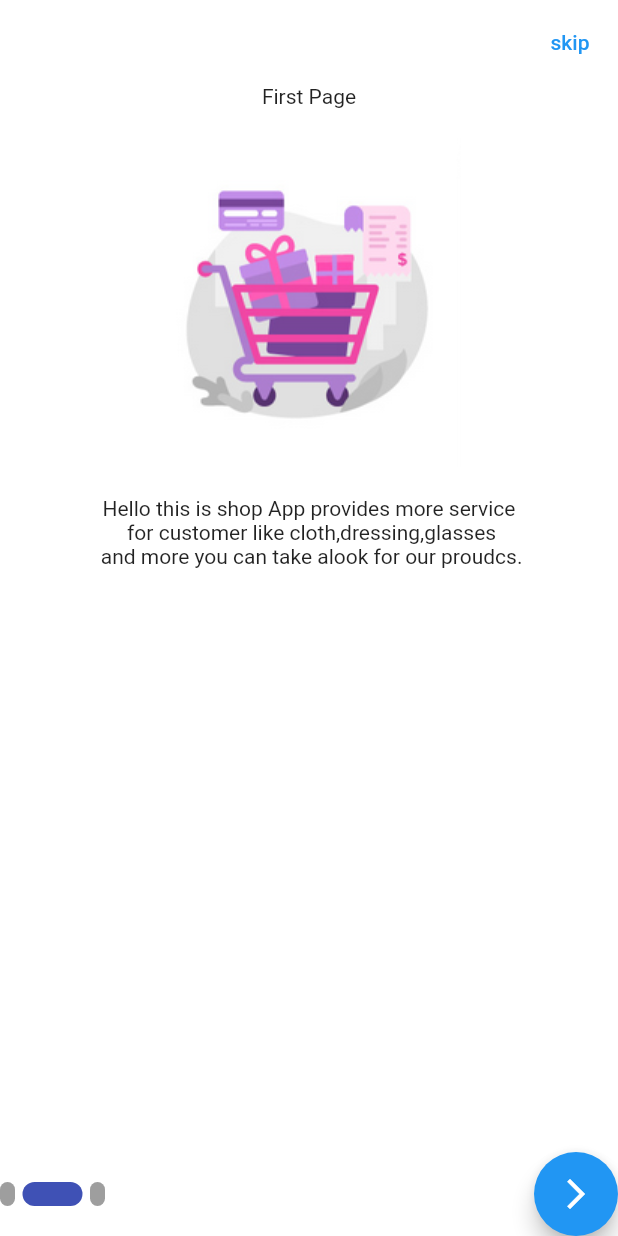
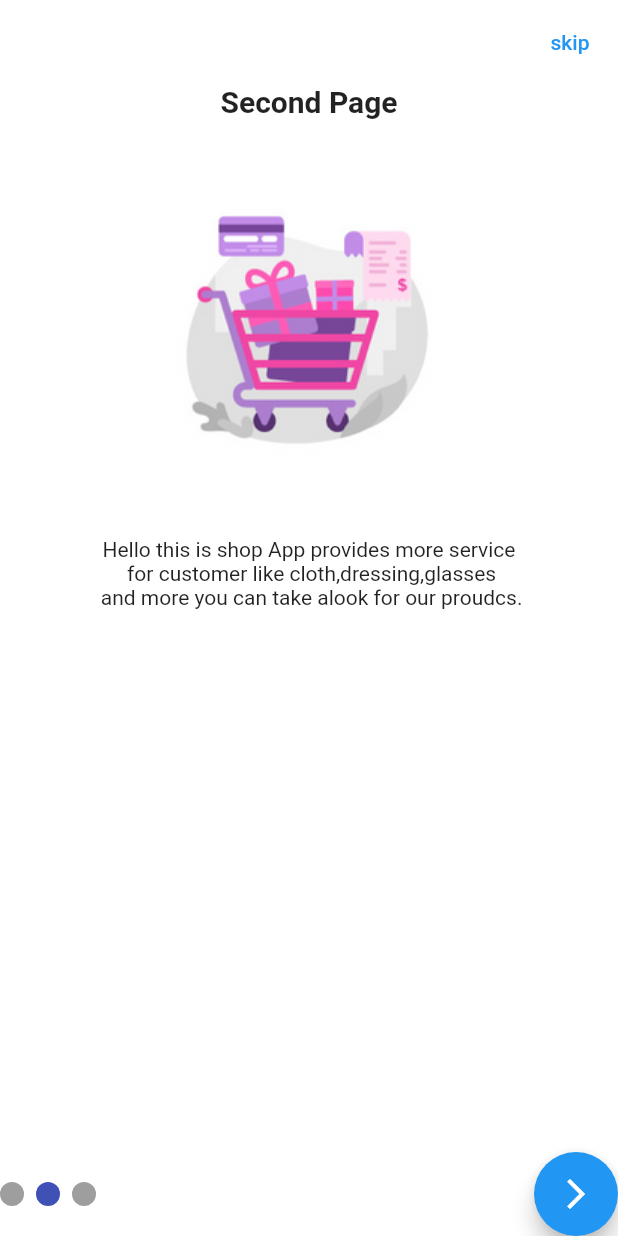
Before and after one commit to alilotfy4321/Shop_App, a Flutter app: the screen it shows after launch, after a tap on the "arrow forward ios" icon, on a phone screen of 412 x 824 dp. Run offline on Flutter 3.47's test engine with Material 2 defaults, Android fonts, the phone set to English and light mode, and no system bars; drawn by our look-alikes of smooth_page_indicator; our stand-ins replace bloc, dio, flutter_bloc, font_awesome_flutter.

Commit message:
modified more pages

```diff
--- a/lib/constants/onboardingList.dart
+++ b/lib/constants/onboardingList.dart
@@ -9,13 +9,13 @@ List<OnBoardingModel> onBoardingList = [
         'Hello this is shop App provides more service \n for customer like cloth,dressing,glasses\n and more you can take alook for our proudcs.',
   ),
   OnBoardingModel(
-    headTilte: 'First Page',
+    headTilte: 'Second Page',
     image: 'assets/images/Capture2.PNG',
     bodyText:
         'Hello this is shop App provides more service \n for customer like cloth,dressing,glasses\n and more you can take alook for our proudcs.',
   ),
   OnBoardingModel(
-    headTilte: 'First Page',
+    headTilte: 'Third Page',
     image: 'assets/images/Capture3.PNG',
     bodyText:
         'Hello this is shop App provides more service \n for customer like cloth,dressing,glasses\n and more you can take alook for our proudcs.',
--- /dev/null
+++ b/lib/controll/shop_app_cubit.dart
@@ -0,0 +1,16 @@
+import 'package:bloc/bloc.dart';
+import 'package:meta/meta.dart';
+import 'package:flutter_bloc/flutter_bloc.dart';
+
+part 'shop_app_state.dart';
+
+class ShopAppCubit extends Cubit<ShopAppStates> {
+  ShopAppCubit() : super(ShopAppInitialState());
+  static ShopAppCubit get(context) => BlocProvider.of(context);
+  bool isPasswordLock = false;
+
+  changePasswordLock() {
+    isPasswordLock = !isPasswordLock;
+    emit(ShopAppChangePasswordLockstate());
+  }
+}
--- /dev/null
+++ b/lib/controll/shop_app_state.dart
@@ -0,0 +1,8 @@
+part of 'shop_app_cubit.dart';
+
+@immutable
+abstract class ShopAppStates {}
+
+class ShopAppInitialState extends ShopAppStates {}
+
+class ShopAppChangePasswordLockstate extends ShopAppStates {}
--- a/lib/custom_widgets/customButton.dart
+++ b/lib/custom_widgets/customButton.dart
@@ -5,15 +5,19 @@ dynamic child;
 Widget CustomButton({
   @required child,
   double height = 40,
+  double width = 40,
   double radius = 20,
+  var color,
   required VoidCallback function,
 }) {
   return Container(
     height: height,
+    width: width,
     child: ElevatedButton(
       onPressed: function,
       child: child,
       style: ElevatedButton.styleFrom(
+        primary: color,
         shape: RoundedRectangleBorder(
           borderRadius: BorderRadius.circular(radius),
         ),
--- a/lib/custom_widgets/onBoarding/onBoardingItem.dart
+++ b/lib/custom_widgets/onBoarding/onBoardingItem.dart
@@ -5,7 +5,13 @@ import 'package:shop_app/model/onboarding.dart';
 Widget CustomOnboardingItem(OnBoardingModel list) =>
     Column(crossAxisAlignment: CrossAxisAlignment.center, children: [
       Center(
-        child: Text(list.headTilte!),
+        child: Text(
+          list.headTilte!,
+          style: TextStyle(
+            fontSize: 20,
+            fontWeight: FontWeight.bold,
+          ),
+        ),
       ),
       VSpace(),
       Image.asset(list.image!),
--- a/lib/custom_widgets/vhSpace.dart
+++ b/lib/custom_widgets/vhSpace.dart
@@ -1,7 +1,7 @@
 import 'package:flutter/cupertino.dart';
 
 // ignore: non_constant_identifier_names
-Widget VSpace({double height = 20}) {
+Widget VSpace({double height = 30}) {
   return SizedBox(
     height: height,
   );
--- a/lib/main.dart
+++ b/lib/main.dart
@@ -1,6 +1,8 @@
 // ignore_for_file: prefer_const_constructors
 
 import 'package:flutter/material.dart';
+import 'package:flutter_bloc/flutter_bloc.dart';
+import 'package:shop_app/controll/shop_app_cubit.dart';
 import 'package:shop_app/styles/theme.dart';
 import 'package:shop_app/view/onBording/onBordingScreen.dart';
 
@@ -12,6 +14,10 @@ class MyApp extends StatelessWidget {
   // This widget is the root of your application.
   @override
   Widget build(BuildContext context) {
+    return BlocProvider(
+      create: (context) => ShopAppCubit(),
+      child: BlocBuilder<ShopAppCubit, ShopAppStates>(
+        builder: (context, state) {
           return MaterialApp(
             debugShowCheckedModeBanner: false,
             theme: lightTheme,
@@ -19,5 +25,8 @@ class MyApp extends StatelessWidget {
             themeMode: null,
             home: OnBoardingScreen(),
           );
+        },
+      ),
+    );
   }
 }
--- a/lib/view/onBording/onBordingScreen.dart
+++ b/lib/view/onBording/onBordingScreen.dart
@@ -12,7 +12,7 @@ class OnBoardingScreen extends StatelessWidget {
   bool isLast = false;
   @override
   Widget build(BuildContext context) {
-    var boarderController = PageController();
+    var onboarderController = PageController();
     return Scaffold(
       appBar: AppBar(
         actions: [
@@ -29,7 +29,7 @@ class OnBoardingScreen extends StatelessWidget {
           Expanded(
             child: PageView.builder(
               physics: const BouncingScrollPhysics(),
-              controller: boarderController,
+              controller: onboarderController,
               itemBuilder: ((context, index) =>
                   CustomOnboardingItem(onBoardingList[index])),
               itemCount: onBoardingList.length,
@@ -47,21 +47,23 @@ class OnBoardingScreen extends StatelessWidget {
           Row(
             children: [
               SmoothPageIndicator(
-                controller: boarderController,
+                controller: onboarderController,
                 count: onBoardingList.length,
-                effect: const ExpandingDotsEffect(
-                  expansionFactor: 4,
-                  dotWidth: 10,
-                  spacing: 5,
-                ),
+                effect: SwapEffect(),
+                //  const ExpandingDotsEffect(
+                //   expansionFactor: 4,
+                //   dotWidth: 10,
+                //   spacing: 5,
+                // ),
               ),
               Spacer(),
               FloatingActionButton(
                 onPressed: () {
                   if (isLast) {
+                    //-----------------
                     navigateAndFinish(context, LoginPage());
                   } else {
-                    boarderController.nextPage(
+                    onboarderController.nextPage(
                         duration: const Duration(
                           seconds: 1,
                         ),
--- a/pubspec.yaml
+++ b/pubspec.yaml
@@ -35,6 +35,7 @@ dependencies:
   onboarding: null
   sharedpreference: null
   smooth_page_indicator: ^1.1.0
+  font_awesome_flutter:
 
 dev_dependencies:
   flutter_lints: ^1.0.0
```
Also changed, not shown: lib/custom_widgets/customTextFormField.dart (+8 -4 lines), lib/view/login/login.dart (+95 -4 lines), lib/view/signUp/signUP.dart (added, +12 -0 lines), pubspec.lock. Lines whose indentation alone changed are shown as unchanged.
